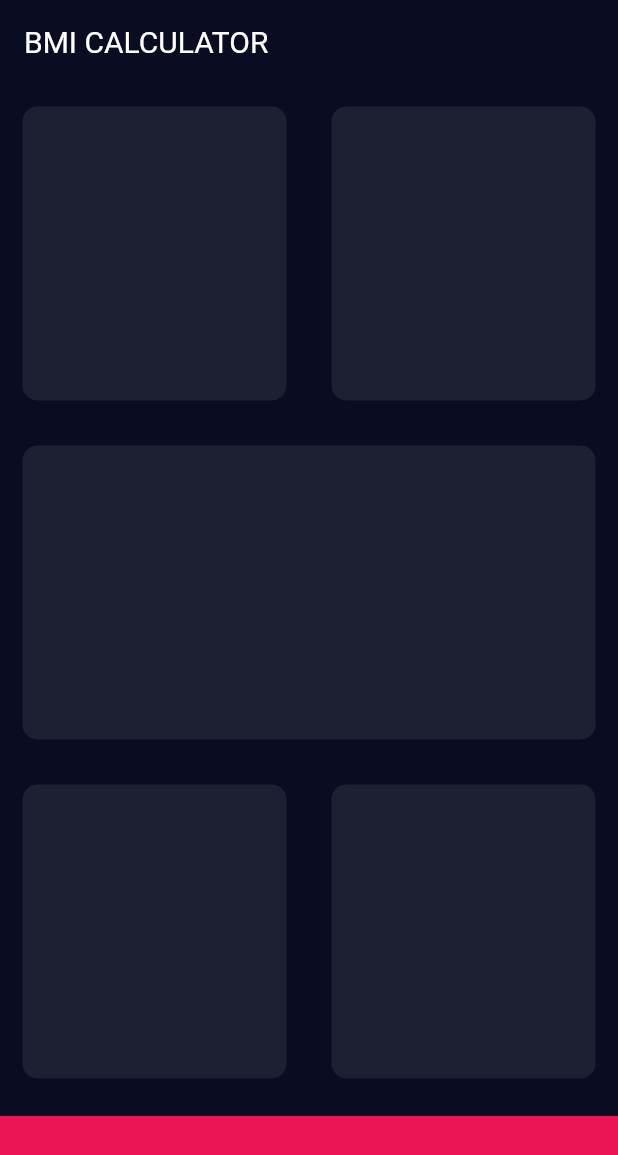
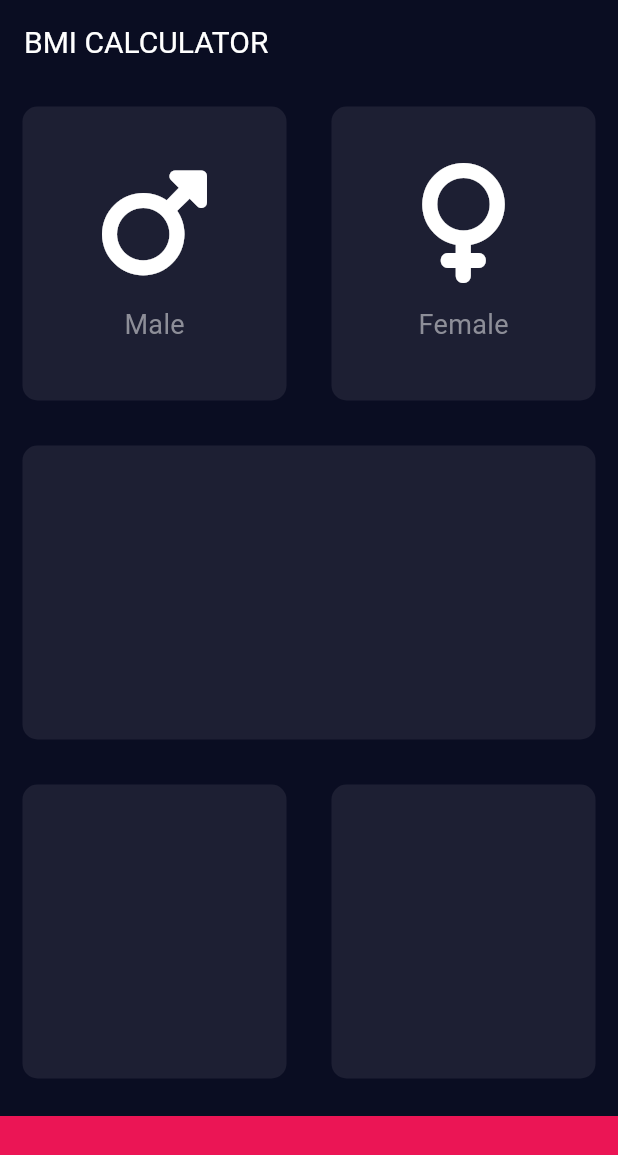
Before and after one commit to mateusu-martins/bmi_calculator, a Flutter app: the screen it shows after launch, on a phone screen of 412 x 824 dp. Shown: the top 1155 px of the screen. Run offline on Flutter 3.47's test engine with Material 3 defaults, Android fonts, the phone set to English and light mode, and no system bars; our stand-ins replace font_awesome_flutter.

Commit message:
new classes, const and mods

```diff
--- /dev/null
+++ b/lib/icon_content.dart
@@ -0,0 +1,33 @@
+import 'package:flutter/material.dart';
+
+const labelTextStyle = TextStyle(
+  fontSize: 18.0,
+  color: Color(0xFF8D8E98),
+);
+
+class IconContent extends StatelessWidget {
+  IconContent({this.icone, required this.genero});
+
+  final IconData? icone;
+  final String genero;
+
+  @override
+  Widget build(BuildContext context) {
+    return Column(
+      mainAxisAlignment: MainAxisAlignment.center,
+      children: <Widget>[
+        Icon(
+          icone,
+          size: 80.00,
+        ),
+        SizedBox(
+          height: 15.0,
+        ),
+        Text(
+          genero,
+          style: labelTextStyle,
+        ),
+      ],
+    );
+  }
+}
--- a/lib/input_page.dart
+++ b/lib/input_page.dart
@@ -1,5 +1,7 @@
 import 'package:flutter/material.dart';
 import 'package:font_awesome_flutter/font_awesome_flutter.dart';
+import 'icon_content.dart';
+import 'reusable_card.dart';
 
 const bottomContainerHeight = 80.0;
 const bottomContainerColor = Color(0xFFEB1555);
@@ -23,11 +25,19 @@ class _InputPageState extends State<InputPage> {
             children: <Widget>[
               Expanded(
                 child: ReusableCard(
-                  cor: Color((0xFF1D1F33)),
+                  cardChild: IconContent(
+                    icone: FontAwesomeIcons.mars,
+                    genero: "Male",
+                  ),
                 ),
               ),
               Expanded(
-                child: ReusableCard(),
+                child: ReusableCard(
+                  cardChild: IconContent(
+                    icone: FontAwesomeIcons.venus,
+                    genero: "Female",
+                  ),
+                ),
               ),
             ],
           )),
@@ -56,22 +66,3 @@ class _InputPageState extends State<InputPage> {
     );
   }
 }
-
-class ReusableCard extends StatelessWidget {
-  ReusableCard({this.cor = const Color(0xFF1D1F33), this.cardChild});
-
-  final Color cor;
-  final Widget? cardChild;
-
-  @override
-  Widget build(BuildContext context) {
-    return Container(
-      child: cardChild,
-      margin: EdgeInsets.all(15.0),
-      decoration: BoxDecoration(
-        borderRadius: BorderRadius.circular(10.0),
-        color: Color(0xFF1D1F33),
-      ),
-    );
-  }
-}
--- /dev/null
+++ b/lib/reusable_card.dart
@@ -0,0 +1,20 @@
+import 'package:flutter/material.dart';
+
+class ReusableCard extends StatelessWidget {
+  ReusableCard({this.cor, this.cardChild});
+
+  final Color? cor;
+  final Widget? cardChild;
+
+  @override
+  Widget build(BuildContext context) {
+    return Container(
+      child: cardChild,
+      margin: EdgeInsets.all(15.0),
+      decoration: BoxDecoration(
+        borderRadius: BorderRadius.circular(10.0),
+        color: Color(0xFF1D1F33),
+      ),
+    );
+  }
+}
```
